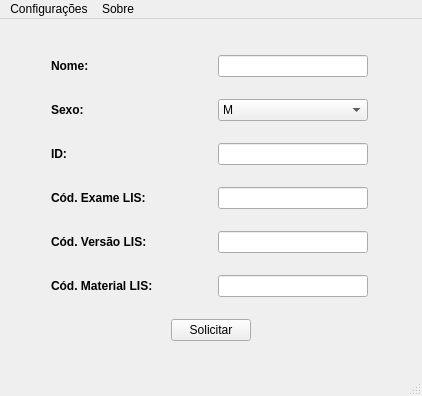
AiltonFidelix/SimuLIS, file mainwindow.ui: the form before one commit.
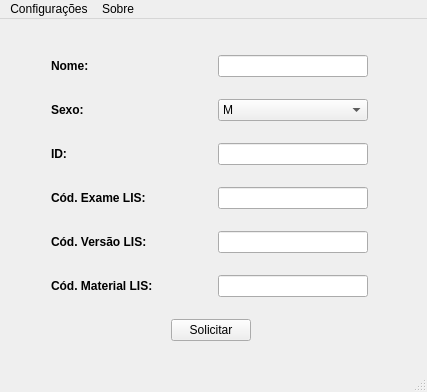
The form after the commit. Icons and pictures are not drawn.

Diff of the .ui file:
```diff
--- a/mainwindow.ui
+++ b/mainwindow.ui
@@ -12,8 +12,8 @@
    <rect>
     <x>0</x>
     <y>0</y>
-    <width>422</width>
-    <height>396</height>
+    <width>427</width>
+    <height>392</height>
    </rect>
   </property>
   <property name="sizePolicy">
@@ -332,7 +332,7 @@
     <rect>
      <x>0</x>
      <y>0</y>
-     <width>422</width>
+     <width>427</width>
      <height>22</height>
     </rect>
    </property>
```
